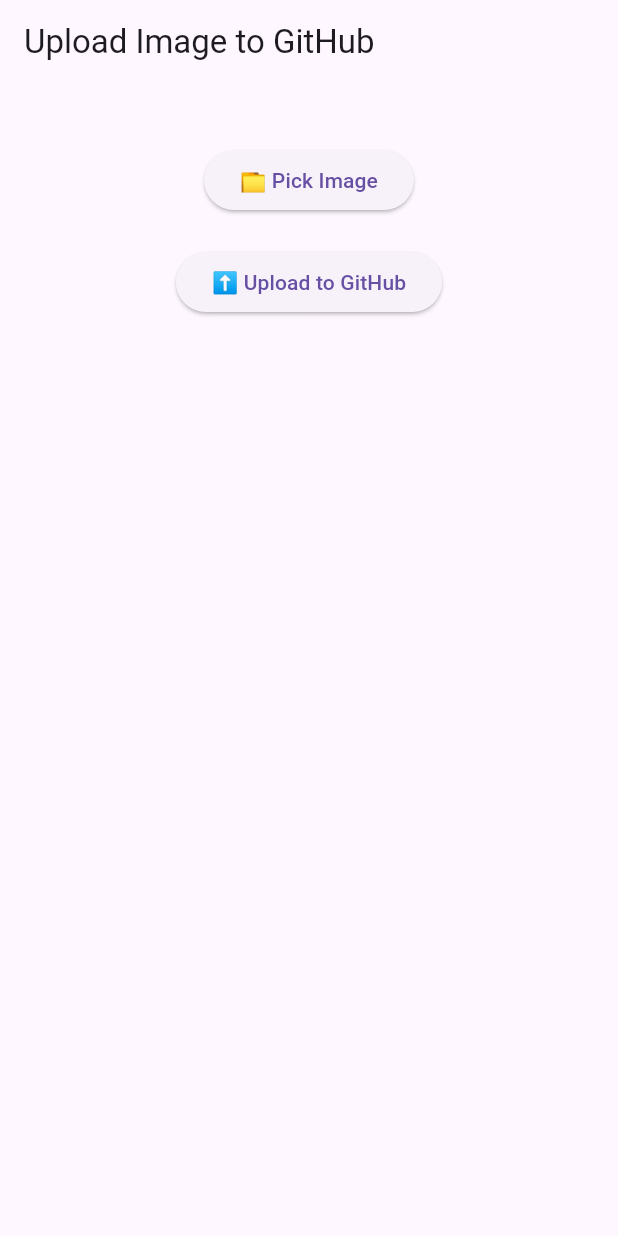
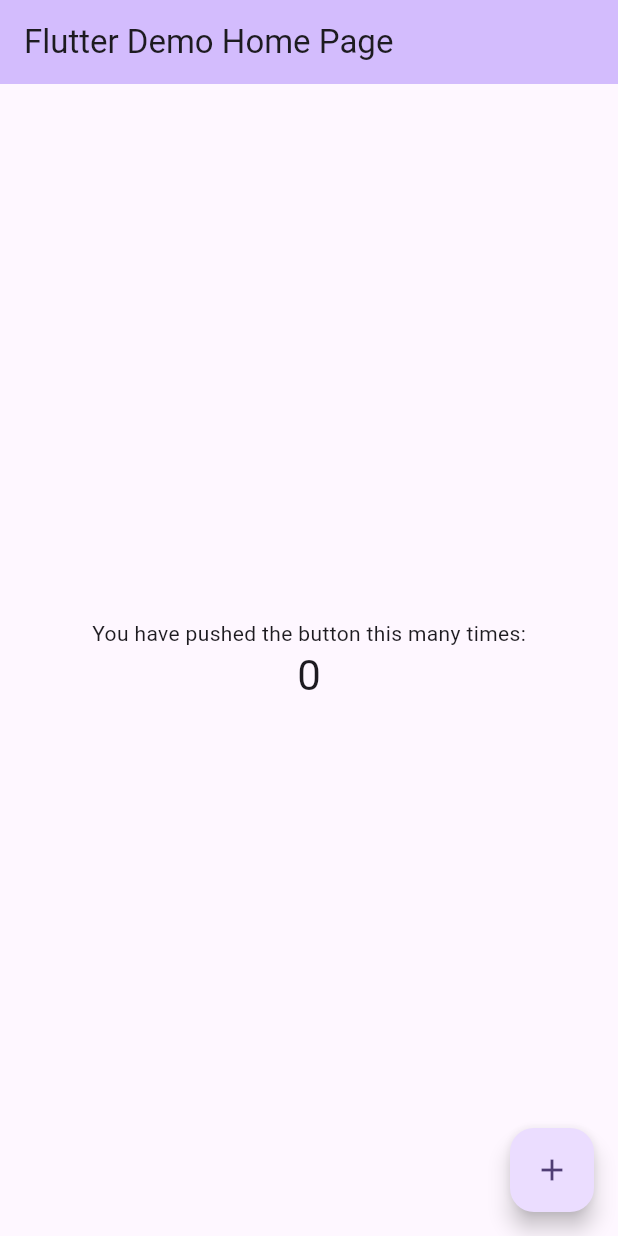
Before and after one commit to Mahmoud-Gharib/app, a Flutter app: the screen it shows after launch, on a phone screen of 412 x 824 dp. Run offline on Flutter 3.47's test engine with Material 3 defaults, Android fonts, the phone set to English and light mode, and no system bars.

Commit message:
Update main.dart

```diff
--- a/lib/main.dart
+++ b/lib/main.dart
@@ -1,103 +1,122 @@
-import 'dart:convert';
-import 'dart:io';
 import 'package:flutter/material.dart';
-import 'package:image_picker/image_picker.dart';
-import 'package:http/http.dart' as http;
-import 'package:path/path.dart';
 
-void main() => runApp(MyApp());
+void main() {
+  runApp(const MyApp());
+}
 
 class MyApp extends StatelessWidget {
+  const MyApp({super.key});
+
+  // This widget is the root of your application.
   @override
   Widget build(BuildContext context) {
     return MaterialApp(
-      title: 'GitHub Image Uploader',
-      theme: ThemeData(primarySwatch: Colors.blue),
-      home: UploadImageScreen(),
+      title: 'Flutter Demo',
+      theme: ThemeData(
+        // This is the theme of your application.
+        //
+        // TRY THIS: Try running your application with "flutter run". You'll see
+        // the application has a purple toolbar. Then, without quitting the app,
+        // try changing the seedColor in the colorScheme below to Colors.green
+        // and then invoke "hot reload" (save your changes or press the "hot
+        // reload" button in a Flutter-supported IDE, or press "r" if you used
+        // the command line to start the app).
+        //
+        // Notice that the counter didn't reset back to zero; the application
+        // state is not lost during the reload. To reset the state, use hot
+        // restart instead.
+        //
+        // This works for code too, not just values: Most code changes can be
+        // tested with just a hot reload.
+        colorScheme: ColorScheme.fromSeed(seedColor: Colors.deepPurple),
+      ),
+      home: const MyHomePage(title: 'Flutter Demo Home Page'),
     );
   }
 }
 
-class UploadImageScreen extends StatefulWidget {
+class MyHomePage extends StatefulWidget {
+  const MyHomePage({super.key, required this.title});
+
+  // This widget is the home page of your application. It is stateful, meaning
+  // that it has a State object (defined below) that contains fields that affect
+  // how it looks.
+
+  // This class is the configuration for the state. It holds the values (in this
+  // case the title) provided by the parent (in this case the App widget) and
+  // used by the build method of the State. Fields in a Widget subclass are
+  // always marked "final".
+
+  final String title;
+
   @override
-  _UploadImageScreenState createState() => _UploadImageScreenState();
+  State<MyHomePage> createState() => _MyHomePageState();
 }
 
-class _UploadImageScreenState extends State<UploadImageScreen> {
-  File? _image;
-  bool _uploading = false;
+class _MyHomePageState extends State<MyHomePage> {
+  int _counter = 0;
 
-  Future<void> _pickImage() async {
-    final pickedFile = await ImagePicker().pickImage(source: ImageSource.gallery);
-    if (pickedFile != null) {
-      setState(() => _image = File(pickedFile.path));
-    }
-  }
-
-  Future<void> _uploadToGitHub() async {
-    if (_image == null) return;
-
-    setState(() => _uploading = true);
-
-    final token = "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";
-    final repo = "Mahmoud-Gharib/app_upload";
-    final branch = "main"; // or master
-    final fileName = basename(_image!.path);
-    final imageBytes = await _image!.readAsBytes();
-    final base64Image = base64Encode(imageBytes);
-
-    final url = "https://api.github.com/repos/$repo/contents/$fileName";
-
-    final response = await http.put(
-      Uri.parse(url),
-      headers: {
-        "Authorization": "Bearer $token",
-        "Accept": "application/vnd.github+json",
-      },
-      body: jsonEncode({
-        "message": "Add image $fileName",
-        "branch": branch,
-        "content": base64Image,
-      }),
-    );
-
-    setState(() => _uploading = false);
-
-    if (response.statusCode == 201) {
-      ScaffoldMessenger.of(context).showSnackBar(
-        SnackBar(content: Text("✅ Image uploaded to GitHub")),
-      );
-    } else {
-      ScaffoldMessenger.of(context).showSnackBar(
-        SnackBar(content: Text("❌ Failed: ${response.body}")),
-      );
-    }
+  void _incrementCounter() {
+    setState(() {
+      // This call to setState tells the Flutter framework that something has
+      // changed in this State, which causes it to rerun the build method below
+      // so that the display can reflect the updated values. If we changed
+      // _counter without calling setState(), then the build method would not be
+      // called again, and so nothing would appear to happen.
+      _counter++;
+    });
   }
 
   @override
   Widget build(BuildContext context) {
+    // This method is rerun every time setState is called, for instance as done
+    // by the _incrementCounter method above.
+    //
+    // The Flutter framework has been optimized to make rerunning build methods
+    // fast, so that you can just rebuild anything that needs updating rather
+    // than having to individually change instances of widgets.
     return Scaffold(
-      appBar: AppBar(title: Text('Upload Image to GitHub')),
+      appBar: AppBar(
+        // TRY THIS: Try changing the color here to a specific color (to
+        // Colors.amber, perhaps?) and trigger a hot reload to see the AppBar
+        // change color while the other colors stay the same.
+        backgroundColor: Theme.of(context).colorScheme.inversePrimary,
+        // Here we take the value from the MyHomePage object that was created by
+        // the App.build method, and use it to set our appbar title.
+        title: Text(widget.title),
+      ),
       body: Center(
-        child: Padding(
-          padding: const EdgeInsets.all(20.0),
-          child: Column(
-            children: [
-              if (_image != null) Image.file(_image!, height: 200),
-              SizedBox(height: 20),
-              ElevatedButton(
-                onPressed: _pickImage,
-                child: Text("📁 Pick Image"),
-              ),
-              SizedBox(height: 20),
-              ElevatedButton(
-                onPressed: _uploading ? null : _uploadToGitHub,
-                child: _uploading ? CircularProgressIndicator() : Text("⬆️ Upload to GitHub"),
-              ),
-            ],
-          ),
+        // Center is a layout widget. It takes a single child and positions it
+        // in the middle of the parent.
+        child: Column(
+          // Column is also a layout widget. It takes a list of children and
+          // arranges them vertically. By default, it sizes itself to fit its
+          // children horizontally, and tries to be as tall as its parent.
+          //
+          // Column has various properties to control how it sizes itself and
+          // how it positions its children. Here we use mainAxisAlignment to
+          // center the children vertically; the main axis here is the vertical
+          // axis because Columns are vertical (the cross axis would be
+          // horizontal).
+          //
+          // TRY THIS: Invoke "debug painting" (choose the "Toggle Debug Paint"
+          // action in the IDE, or press "p" in the console), to see the
+          // wireframe for each widget.
+          mainAxisAlignment: MainAxisAlignment.center,
+          children: <Widget>[
+            const Text('You have pushed the button this many times:'),
+            Text(
+              '$_counter',
+              style: Theme.of(context).textTheme.headlineMedium,
+            ),
+          ],
         ),
       ),
+      floatingActionButton: FloatingActionButton(
+        onPressed: _incrementCounter,
+        tooltip: 'Increment',
+        child: const Icon(Icons.add),
+      ), // This trailing comma makes auto-formatting nicer for build methods.
     );
   }
 }
```
